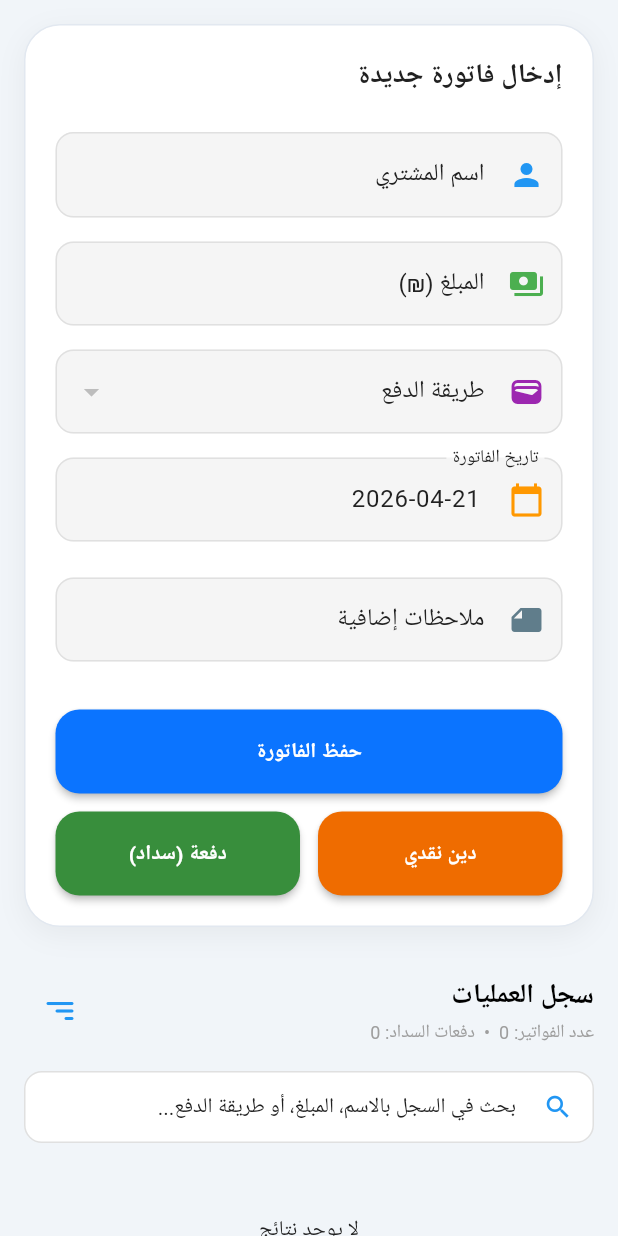
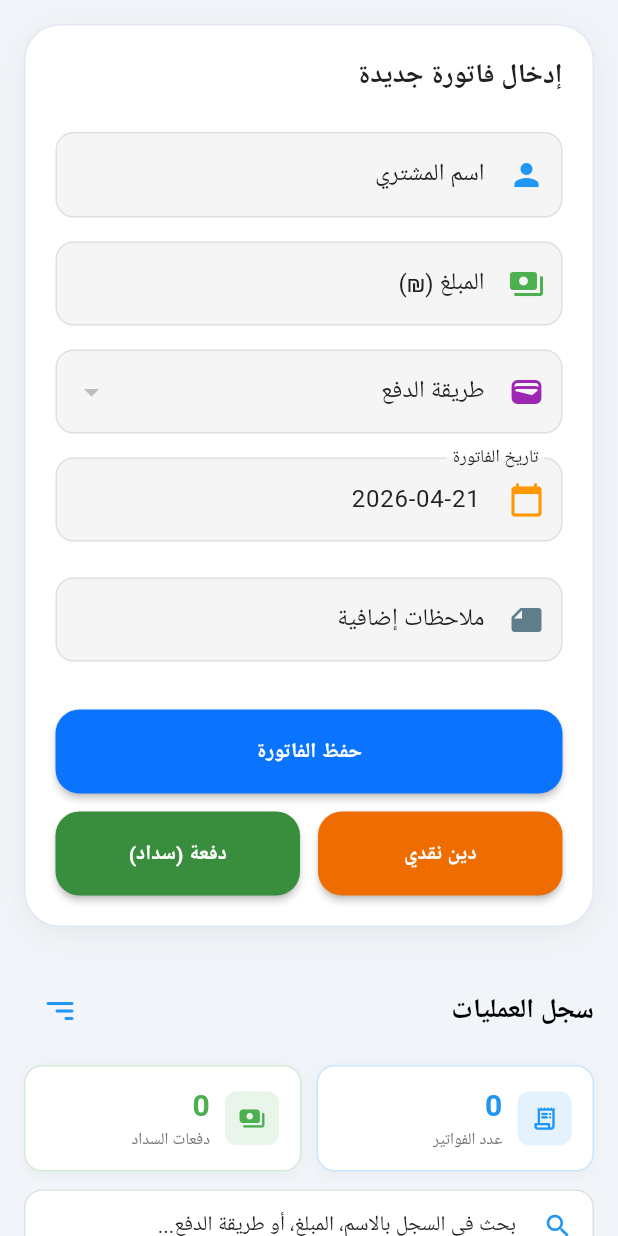
Before and after one commit to ibraheem9/Elegant-Store, a Flutter app: the SalesScreen screen opened directly, on a phone screen of 412 x 824 dp. Run offline on Flutter 3.47's test engine with Material 3 defaults, Android fonts, the phone set to English and light mode, and no system bars; our stand-ins replace device_info_plus, dio, fl_chart, flutter_local_notifications, flutter_secure_storage, local_auth and 6 more; missing offline and left inert: local_auth_windows, pointycastle, workmanager; accounts and stored records are empty.

Commit message:
feat: add two stat cards (total invoices + deposit count) to sales screen
- Replace text counter with two side-by-side cards below section header
- Cards show: عدد الفواتير (blue) and دفعات السداد (green)
- Both update dynamically based on selected date range and search filter
- Clean card design with icon, count, and label

```diff
--- a/lib/screens/sales_screen.dart
+++ b/lib/screens/sales_screen.dart
@@ -858,24 +858,104 @@ class _SalesScreenState extends State<SalesScreen> {
           mainAxisAlignment: MainAxisAlignment.spaceBetween,
           children: [
             Flexible(
-              child: Column(
-                crossAxisAlignment: CrossAxisAlignment.start,
-                children: [
-                  Text('سجل العمليات', style: TextStyle(fontSize: 18, fontWeight: FontWeight.bold, color: isDark ? Colors.white : Colors.black)),
-                  const SizedBox(height: 2),
-                  Text('عدد الفواتير: $totalCount  •  دفعات السداد: $depositCount',
-                    style: TextStyle(fontSize: 12, color: Colors.grey[500])),
-                ],
-              ),
+              child: Text('سجل العمليات',
+                style: TextStyle(fontSize: 18, fontWeight: FontWeight.bold,
+                    color: isDark ? Colors.white : Colors.black)),
             ),
             _buildSortMenu(isDark),
           ],
         ),
-        const SizedBox(height: 16),
+        const SizedBox(height: 12),
+        // ── Two stat cards ──────────────────────────────────────────────────
+        Row(
+          children: [
+            Expanded(
+              child: _buildCountCard(
+                label: 'عدد الفواتير',
+                count: totalCount,
+                icon: Icons.receipt_long_rounded,
+                color: Colors.blue,
+                isDark: isDark,
+              ),
+            ),
+            const SizedBox(width: 10),
+            Expanded(
+              child: _buildCountCard(
+                label: 'دفعات السداد',
+                count: depositCount,
+                icon: Icons.payments_rounded,
+                color: Colors.green,
+                isDark: isDark,
+              ),
+            ),
+          ],
+        ),
+        const SizedBox(height: 12),
         _buildTableSearchBar(isDark, isMobile),
         const SizedBox(height: 16),
         isMobile ? _buildInvoiceCards(isDark) : _buildTodaySalesTable(isDark),
       ],
+    );
+  }
+
+  Widget _buildCountCard({
+    required String label,
+    required int count,
+    required IconData icon,
+    required Color color,
+    required bool isDark,
+  }) {
+    return Container(
+      padding: const EdgeInsets.symmetric(horizontal: 14, vertical: 12),
+      decoration: BoxDecoration(
+        color: isDark ? Colors.grey[850] : Colors.white,
+        borderRadius: BorderRadius.circular(12),
+        border: Border.all(color: color.withOpacity(0.25), width: 1),
+        boxShadow: [
+          BoxShadow(
+            color: Colors.black.withOpacity(0.04),
+            blurRadius: 6,
+            offset: const Offset(0, 2),
+          ),
+        ],
+      ),
+      child: Row(
+        children: [
+          Container(
+            width: 36,
+            height: 36,
+            decoration: BoxDecoration(
+              color: color.withOpacity(0.12),
+              borderRadius: BorderRadius.circular(8),
+            ),
+            child: Icon(icon, color: color, size: 18),
+          ),
+          const SizedBox(width: 10),
+          Flexible(
+            child: Column(
+              crossAxisAlignment: CrossAxisAlignment.start,
+              children: [
+                Text(
+                  count.toString(),
+                  style: TextStyle(
+                    fontSize: 20,
+                    fontWeight: FontWeight.bold,
+                    color: color,
+                  ),
+                ),
+                Text(
+                  label,
+                  style: TextStyle(
+                    fontSize: 11,
+                    color: isDark ? Colors.grey[400] : Colors.grey[600],
+                  ),
+                  overflow: TextOverflow.ellipsis,
+                ),
+              ],
+            ),
+          ),
+        ],
+      ),
     );
   }
 
```
